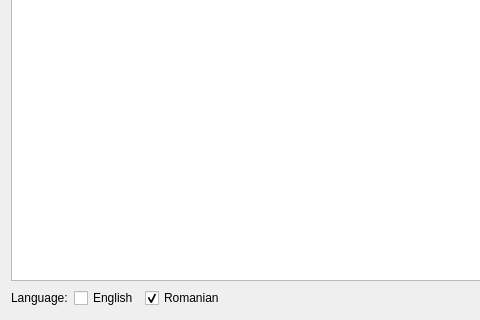
The window that qtempo/assets/ui/dialog.ui (alecsandrei/QTempo) describes before a commit, drawn with Qt 5; both pictures show x 0 to 480 and y 431 to 751 of the 1180 by 751 pixel window.
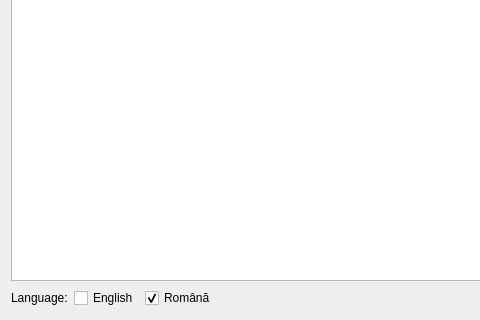
The same window after the commit. Custom widgets are drawn as their Qt base class.

The edit to the form file:
```diff
--- a/qtempo/assets/ui/dialog.ui
+++ b/qtempo/assets/ui/dialog.ui
@@ -368,7 +368,7 @@
        <item>
         <widget class="QCheckBox" name="checkBoxRomanian">
          <property name="text">
-          <string>Romanian</string>
+          <string notr="true">Română</string>
          </property>
          <property name="checked">
           <bool>true</bool>
```
Left out of the diff: 6 changed lines with no effect on the pictures.
